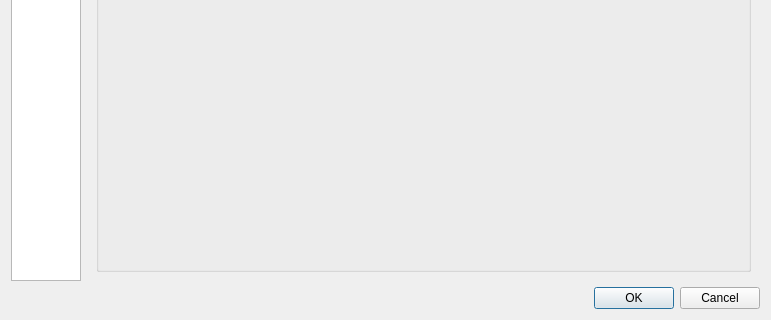
Before: the Qt Designer form src/settings.ui in IT-Space-2026/arktos, drawn with Qt 5; both pictures show x 0 to 771 and y 885 to 1205 of the 771 by 1205 pixel window.
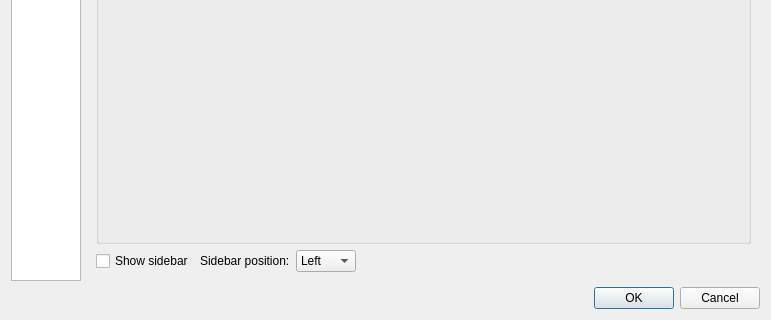
After: the same form once the commit is applied.

Commit message: SIDE01: Optional Vivaldi-style sidebar dock (off by default)

What changed in the file:
```diff
--- a/src/settings.ui
+++ b/src/settings.ui
@@ -341,6 +341,60 @@
          </layout>
         </widget>
        </item>
+       <item row="7" column="0" colspan="3">
+        <layout class="QHBoxLayout" name="sidebarSettingsLayout">
+         <item>
+          <widget class="QCheckBox" name="showSidebar">
+           <property name="toolTip">
+            <string>Show a side panel with bookmarks, history, downloads and notes.</string>
+           </property>
+           <property name="text">
+            <string>Show sidebar</string>
+           </property>
+          </widget>
+         </item>
+         <item>
+          <widget class="QLabel" name="sidebarDockAreaLabel">
+           <property name="text">
+            <string>Sidebar position:</string>
+           </property>
+           <property name="buddy">
+            <cstring>sidebarDockArea</cstring>
+           </property>
+          </widget>
+         </item>
+         <item>
+          <widget class="QComboBox" name="sidebarDockArea">
+           <property name="accessibleName">
+            <string>Sidebar position</string>
+           </property>
+           <item>
+            <property name="text">
+             <string>Left</string>
+            </property>
+           </item>
+           <item>
+            <property name="text">
+             <string>Right</string>
+            </property>
+           </item>
+          </widget>
+         </item>
+         <item>
+          <spacer name="sidebarSettingsSpacer">
+           <property name="orientation">
+            <enum>Qt::Horizontal</enum>
+           </property>
+           <property name="sizeHint" stdset="0">
+            <size>
+             <width>40</width>
+             <height>20</height>
+            </size>
+           </property>
+          </spacer>
+         </item>
+        </layout>
+       </item>
       </layout>
      </widget>
      <widget class="QWidget" name="tab_search">
```
The commit also changes 14 other files.
